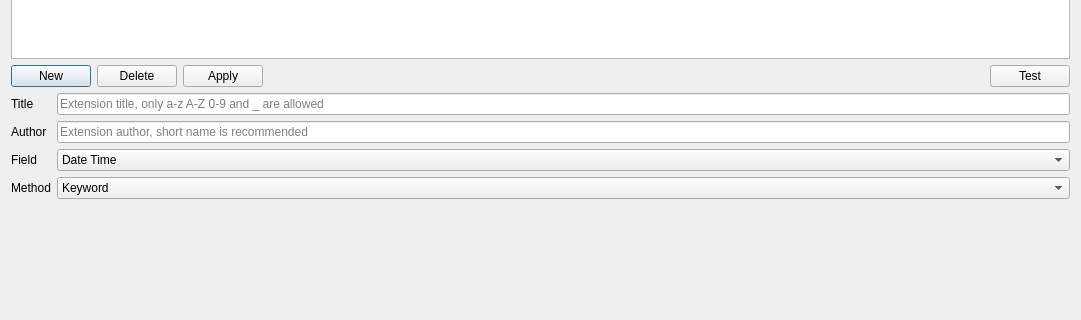
Above: extensiondialog.ui from missdeer/cjlv before the change; both pictures show x 0 to 1081 and y 144 to 464 of the 1081 by 674 pixel window. Below: the same form after it.
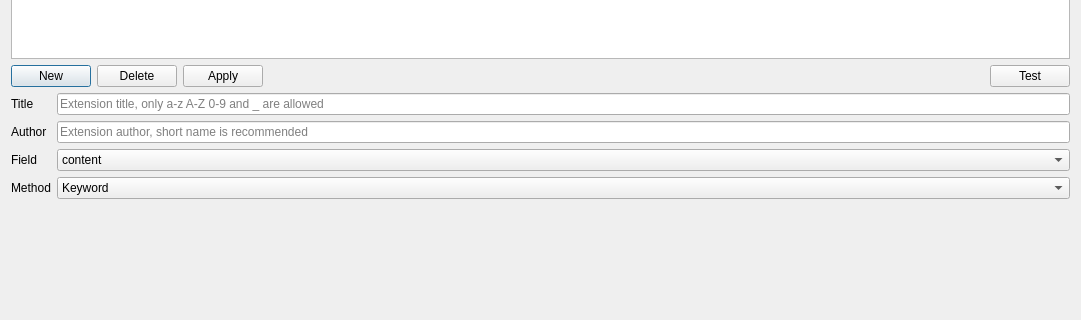
That is the form after the change.

Commit message: (*)support SQL WHERE clause extensions

The edit to the form file:
```diff
--- a/extensiondialog.ui
+++ b/extensiondialog.ui
@@ -110,9 +110,12 @@
      </item>
      <item row="2" column="1">
       <widget class="QComboBox" name="cbField">
+       <property name="currentIndex">
+        <number>7</number>
+       </property>
        <item>
         <property name="text">
-         <string>Date Time</string>
+         <string/>
         </property>
        </item>
        <item>
@@ -147,7 +150,12 @@
        </item>
        <item>
         <property name="text">
-         <string>Log File</string>
+         <string>content</string>
+        </property>
+       </item>
+       <item>
+        <property name="text">
+         <string>log</string>
         </property>
        </item>
       </widget>
```
Left out of the diff: 12 changed lines with no effect on the pictures. The commit also changes 1 other file.
